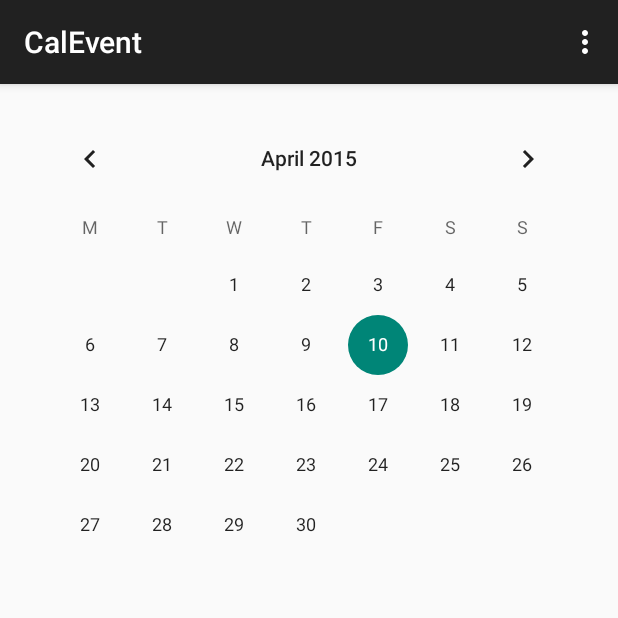
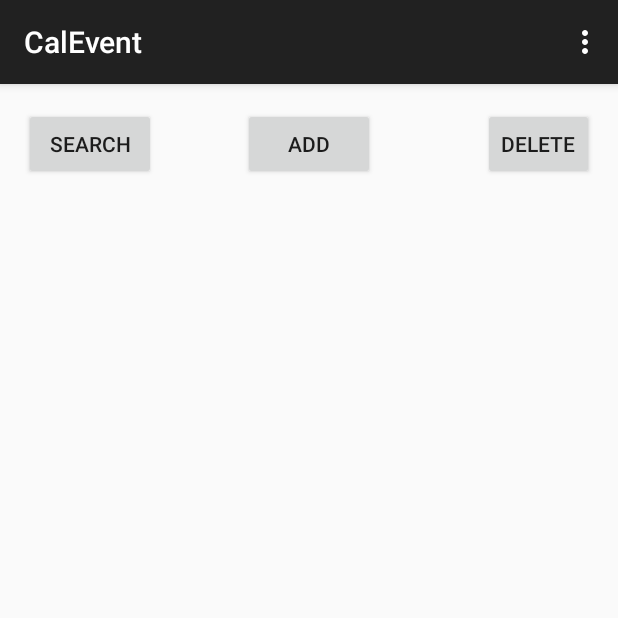
Before and after one commit to pandeypooja63/SmartZCompanion, an Android app: the CalEvent screen opened directly, with no data from a screen before it, on a phone screen of 412 x 824 dp, the top half of it. Run offline under Robolectric (Android 15) with nearby library versions, the phone set to English and light mode, and no system bars.

Commit message:
Merge remote-tracking branch 'remotes/Nispand1492/master'
Conflicts:
	app/src/main/res/layout/activity_calenderactivity.xml

```diff
--- a/app/src/main/res/layout/activity_cal_event.xml
+++ b/app/src/main/res/layout/activity_cal_event.xml
@@ -6,11 +6,42 @@
     android:paddingBottom="@dimen/activity_vertical_margin"
     tools:context="com.example.nispand.smartzcompanion.CalEvent">
 
+
+
+    <Button
+        android:layout_width="wrap_content"
+        android:layout_height="wrap_content"
+        android:text="Search"
+        android:id="@+id/Search"
+        android:layout_alignParentTop="true"
+        android:layout_alignParentLeft="true"
+        android:layout_alignParentStart="true" />
+
     <CalendarView
         android:layout_width="match_parent"
         android:layout_height="match_parent"
         android:id="@+id/calendarView2"
-        android:layout_centerVertical="true"
-        android:layout_alignParentRight="true"
-        android:layout_alignParentEnd="true" />
+        android:layout_below="@+id/Search"
+        android:layout_alignParentLeft="true"
+        android:layout_alignParentStart="true"
+        android:layout_marginTop="72dp"
+        android:visibility="invisible" />
+
+    <Button
+        android:layout_width="wrap_content"
+        android:layout_height="wrap_content"
+        android:text="ADD"
+        android:id="@+id/Add"
+        android:layout_alignParentTop="true"
+        android:layout_centerHorizontal="true" />
+
+    <Button
+        style="?android:attr/buttonStyleSmall"
+        android:layout_width="wrap_content"
+        android:layout_height="wrap_content"
+        android:text="Delete"
+        android:id="@+id/Delete"
+        android:layout_alignParentTop="true"
+        android:layout_alignRight="@+id/calendarView2"
+        android:layout_alignEnd="@+id/calendarView2" />
 </RelativeLayout>
```
Also changed, not shown: app/src/main/AndroidManifest.xml (+7 -0 lines), app/src/main/java/com/example/nispand/smartzcompanion/CalEvent.java (+83 -10 lines).
